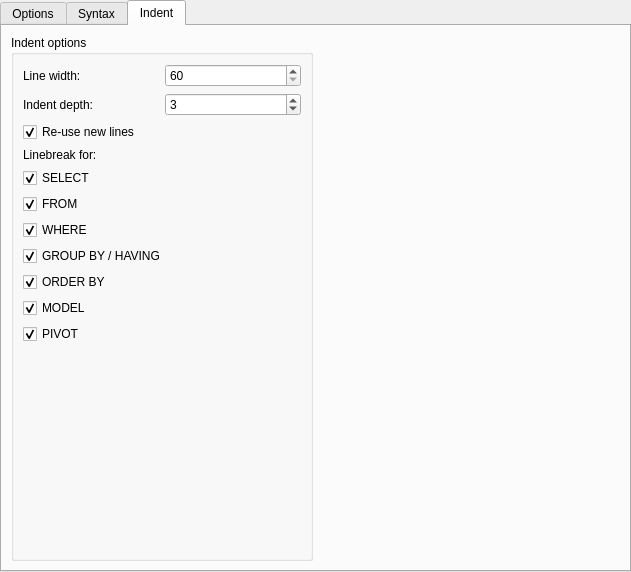
tora-tool/tora, file src/main/tosyntaxsetupui.ui: the form before one commit.
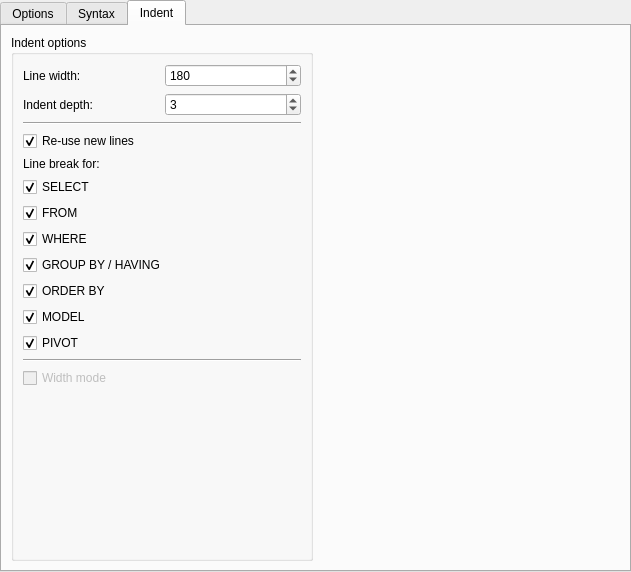
The form after the commit. The open tabs and pages were chosen to show the change. Custom widgets are drawn as their Qt base class.

The edit to the form file:
```diff
--- a/src/main/tosyntaxsetupui.ui
+++ b/src/main/tosyntaxsetupui.ui
@@ -618,6 +618,9 @@
               <property name="maximum">
                <number>300</number>
               </property>
+              <property name="value">
+               <number>180</number>
+              </property>
              </widget>
             </item>
            </layout>
@@ -643,6 +646,13 @@
             </item>
            </layout>
           </item>
+          <item>
+           <widget class="Line" name="line">
+            <property name="orientation">
+             <enum>Qt::Horizontal</enum>
+            </property>
+           </widget>
+          </item>
           <item>
            <widget class="QCheckBox" name="ReUseNewlinesBool">
             <property name="text">
@@ -656,7 +666,7 @@
           <item>
            <widget class="QLabel" name="LinebreakLabel">
             <property name="text">
-             <string>Linebreak for:</string>
+             <string>Line break for:</string>
             </property>
            </widget>
           </item>
@@ -733,6 +743,23 @@
             </property>
            </widget>
           </item>
+          <item>
+           <widget class="Line" name="line_2">
+            <property name="orientation">
+             <enum>Qt::Horizontal</enum>
+            </property>
+           </widget>
+          </item>
+          <item>
+           <widget class="QCheckBox" name="WidthModeBool">
+            <property name="enabled">
+             <bool>false</bool>
+            </property>
+            <property name="text">
+             <string>Width mode</string>
+            </property>
+           </widget>
+          </item>
           <item>
            <spacer name="verticalSpacer_2">
             <property name="orientation">
```
Left out of the diff: 6 changed lines with no effect on the pictures.
